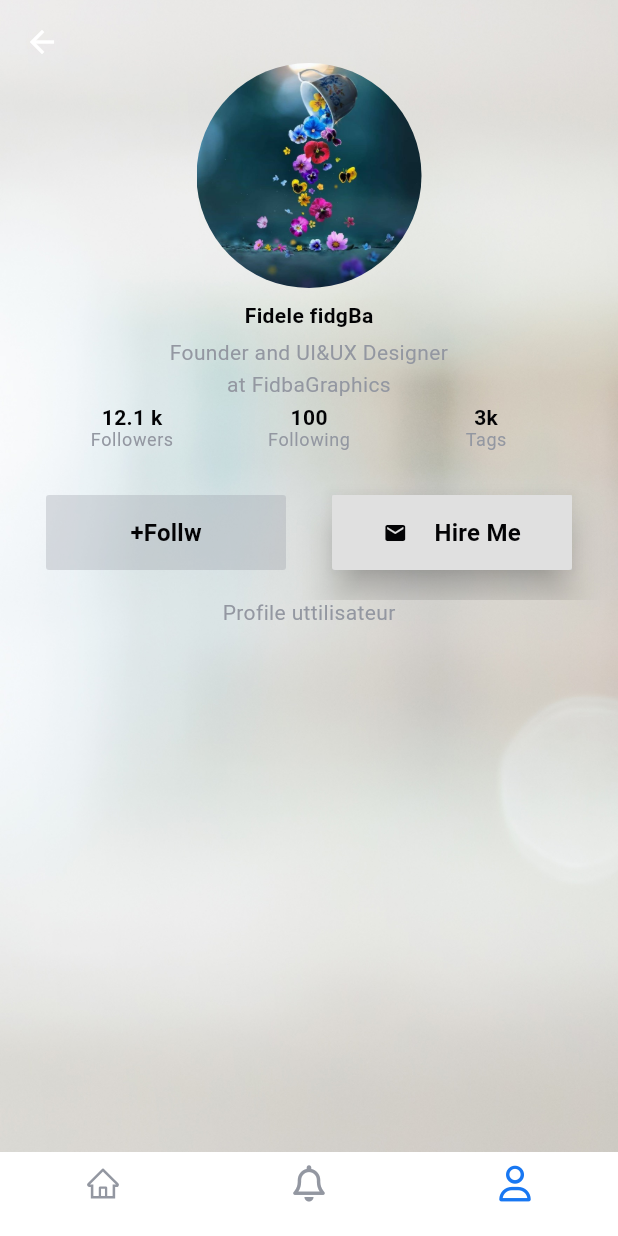
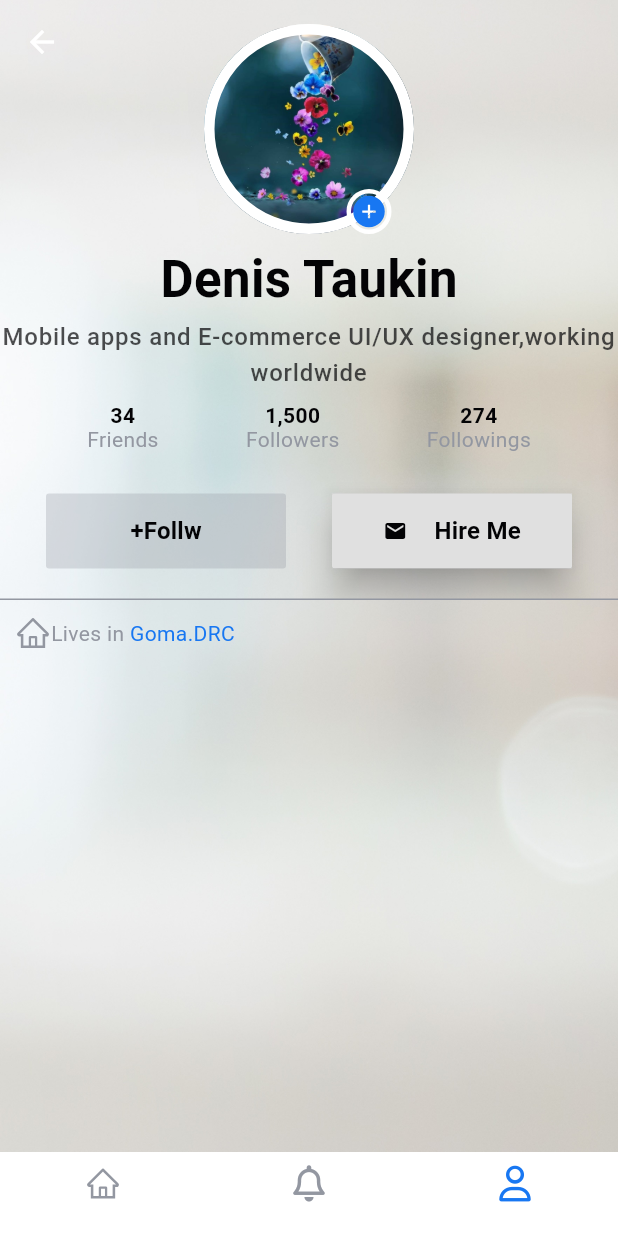
Before and after one commit to chizakasipascal/Doniel, a Flutter app: the PageDoniel screen opened by its route, swiped to page 3, on a phone screen of 412 x 824 dp. Run offline on Flutter 3.47's test engine with Material 2 defaults, Android fonts, the phone set to English and light mode, and no system bars; our stand-ins replace flutter_icons, google_fonts.

Commit message:
animation nav when you scroll

```diff
--- a/lib/src/views/screens/profile.dart
+++ b/lib/src/views/screens/profile.dart
@@ -1,5 +1,7 @@
+import 'package:doniel/src/const/assets.dart';
 import 'package:donieltheme/donieltheme.dart';
 import 'package:flutter/material.dart';
+import 'package:flutter_icons/flutter_icons.dart';
 
 class Profile extends StatelessWidget {
   const Profile({
@@ -53,8 +55,25 @@ class Profile extends StatelessWidget {
         body: ListView(
           controller: controller,
           children: [
-            Column(
-              children: const [Text('Profile uttilisateur')],
+            Padding(
+              padding: const EdgeInsets.all(10.0),
+              child: Row(
+                children: [
+                  const Icon(
+                    AntDesign.home,
+                    color: kGreyColor,
+                  ),
+                  Text(
+                    'Lives in ',
+                    style: themeData.textTheme.bodyText2,
+                  ),
+                  Text(
+                    'Goma.DRC',
+                    style:
+                        themeData.textTheme.bodyText2!.copyWith(color: kDoniel),
+                  ),
+                ],
+              ),
             )
           ],
         ),
@@ -70,86 +89,107 @@ class BackgroundProfil extends StatelessWidget {
 
   @override
   Widget build(BuildContext context) {
+    final size = MediaQuery.of(context).size;
     return Column(
       mainAxisAlignment: MainAxisAlignment.end,
       children: [
-        Container(
-          width: 150,
-          height: 150,
-          decoration: const BoxDecoration(
-            shape: BoxShape.circle,
-            image: DecorationImage(
-              image: AssetImage("assets/images/cute.jpg"),
-              fit: BoxFit.cover,
+        Stack(
+          children: [
+            Container(
+              width: 140,
+              height: 140,
+              decoration: BoxDecoration(
+                shape: BoxShape.circle,
+                border: Border.all(color: Colors.white, width: 7),
+                image: const DecorationImage(
+                  image: AssetImage(Assets.cute),
+                  fit: BoxFit.cover,
+                ),
+              ),
             ),
-          ),
+            Positioned(
+              bottom: 0,
+              right: 15,
+              child: Container(
+                decoration: BoxDecoration(
+                  shape: BoxShape.circle,
+                  border: Border.all(color: Colors.white, width: 3),
+                ),
+                child: const Icon(
+                  AntDesign.pluscircle,
+                  color: kDoniel,
+                ),
+              ),
+            ),
+          ],
         ),
         const SizedBox(height: 10),
         Text(
-          'Fidele fidgBa',
-          style: themeData.textTheme.bodyText2!.copyWith(
+          'Denis Taukin',
+          style: themeData.textTheme.headline4!.copyWith(
             color: kBlackColor,
             fontWeight: FontWeight.bold,
           ),
         ),
         const SizedBox(height: 5),
         Text(
-          'Founder and UI&UX Designer\nat FidbaGraphics',
+          'Mobile apps and E-commerce UI/UX designer,working worldwide',
           textAlign: TextAlign.center,
-          style: themeData.textTheme.bodyText2!.copyWith(
-            height: 1.5,
-          ),
+          style: themeData.textTheme.bodyLarge!.copyWith(
+              height: 1.5,
+              color: kBlackColor.withOpacity(.7),
+              fontWeight: FontWeight.w500),
         ),
-        const SizedBox(height: 5),
+        const SizedBox(height: 10),
         Row(
           mainAxisAlignment: MainAxisAlignment.spaceEvenly,
           crossAxisAlignment: CrossAxisAlignment.center,
           children: [
             SizedBox(
               height: 60,
-              width: 60,
+              //  width: 60,
               child: Column(
                 children: [
                   Text(
-                    '12.1 k',
+                    '34',
                     style: themeData.textTheme.bodyText2!.copyWith(
                       fontWeight: FontWeight.bold,
                       color: kBlackColor,
                     ),
                   ),
-                  Text('Followers', style: themeData.textTheme.caption),
+                  Text('Friends', style: themeData.textTheme.bodyText2),
                 ],
               ),
             ),
             SizedBox(
               height: 60,
-              width: 60,
+              // width: 60,
               child: Column(
                 children: [
                   Text(
-                    '100',
+                    '1,500',
                     style: themeData.textTheme.bodyText2!.copyWith(
                       fontWeight: FontWeight.bold,
                       color: kBlackColor,
                     ),
                   ),
-                  Text('Following', style: themeData.textTheme.caption),
+                  Text('Followers', style: themeData.textTheme.bodyText2),
                 ],
               ),
             ),
             SizedBox(
               height: 60,
-              width: 60,
+              //  width: 60,
               child: Column(
                 children: [
                   Text(
-                    '3k',
+                    '274',
                     style: themeData.textTheme.bodyText2!.copyWith(
                       fontWeight: FontWeight.bold,
                       color: kBlackColor,
                     ),
                   ),
-                  Text('Tags', style: themeData.textTheme.caption),
+                  Text('Followings', style: themeData.textTheme.bodyText2),
                 ],
               ),
             )
@@ -215,7 +255,11 @@ class BackgroundProfil extends StatelessWidget {
               )
             ],
           ),
-        )
+        ),
+        Container(
+          height: 1,
+          color: kGreyColor,
+        ),
       ],
     );
   }
--- a/lib/src/views/widgets/scroll_hide.dart
+++ b/lib/src/views/widgets/scroll_hide.dart
@@ -8,7 +8,7 @@ class ScrolHide extends StatefulWidget {
     Key? key,
     required this.child,
     required this.controller,
-    this.duration = const Duration(milliseconds: 200),
+    this.duration = const Duration(milliseconds: 1000),
   }) : super(key: key);
 
   @override
@@ -50,6 +50,7 @@ class _ScrolHideState extends State<ScrolHide> {
   @override
   Widget build(BuildContext context) => AnimatedContainer(
         duration: widget.duration,
+        curve: Curves.decelerate,
         height: isVisible ? kBottomNavigationBarHeight : 0,
         child: Wrap(
           children: [widget.child],
```
